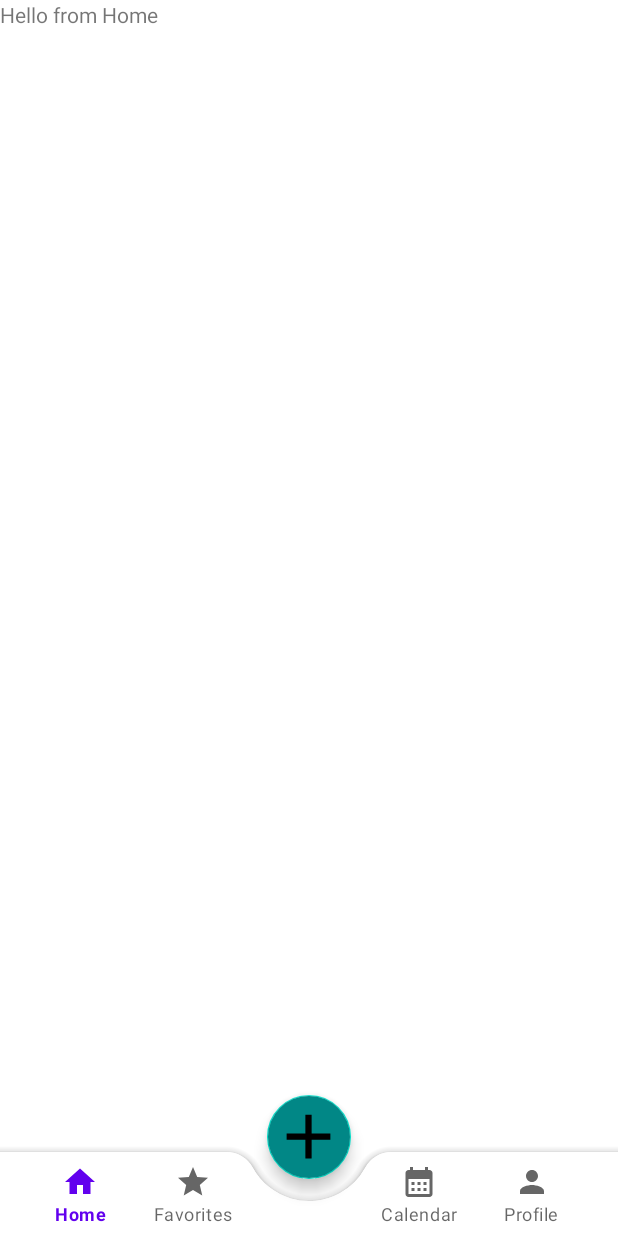
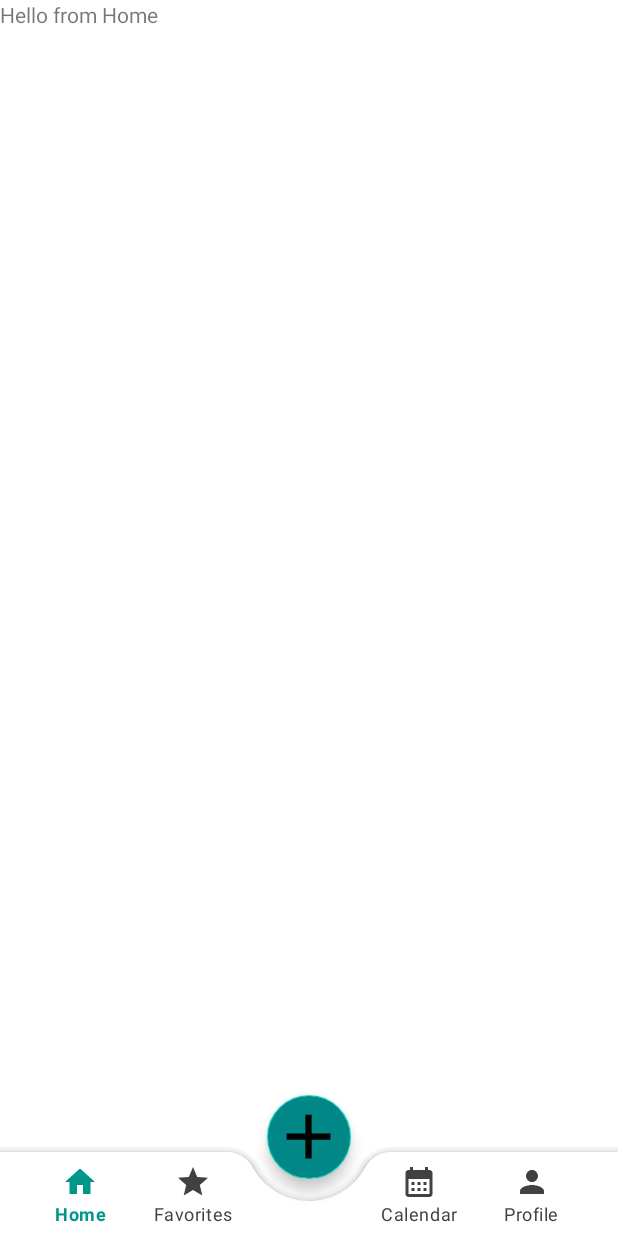
Before and after one commit to priyalpat721/T-rexercize, an Android app: the screen it shows after launch (HomeActivity), on a phone screen of 412 x 824 dp. Run offline under Robolectric (Android 15) with nearby library versions, the phone set to English and light mode, and no system bars.

Commit message:
made the highlights customizable

```diff
--- /dev/null
+++ b/app/src/main/res/drawable/bottom_nav_icons_selector.xml
@@ -0,0 +1,5 @@
+<?xml version="1.0" encoding="utf-8"?>
+<selector xmlns:android="http://schemas.android.com/apk/res/android">
+    <item android:state_checked="true" android:color="#009688"/>
+    <item android:color="@color/gray"/>
+</selector>
--- a/app/src/main/res/layout/activity_home.xml
+++ b/app/src/main/res/layout/activity_home.xml
@@ -42,7 +42,9 @@
             app:labelVisibilityMode="labeled"
             app:menu="@menu/navigation_bar_menu"
             android:layout_marginEnd="20dp"
-            android:background="@android:color/transparent"/>
+            android:background="@android:color/transparent"
+            app:itemIconTint="@drawable/bottom_nav_icons_selector"
+            app:itemTextColor="@drawable/bottom_nav_icons_selector"/>
 
     </com.google.android.material.bottomappbar.BottomAppBar>
 
--- a/app/src/main/res/menu/navigation_bar_menu.xml
+++ b/app/src/main/res/menu/navigation_bar_menu.xml
@@ -1,6 +1,6 @@
 <?xml version="1.0" encoding="utf-8"?>
-<menu xmlns:android="http://schemas.android.com/apk/res/android"
-    xmlns:app="http://schemas.android.com/apk/res-auto">
+<menu xmlns:android="http://schemas.android.com/apk/res/android">
+
     <item
         android:id="@+id/homeScreenFragment"
         android:icon="@drawable/ic_home"
--- a/app/src/main/res/navigation/exercise_navigation_graph.xml
+++ b/app/src/main/res/navigation/exercise_navigation_graph.xml
@@ -41,7 +41,8 @@
     <fragment
         android:id="@+id/calendarFragment"
         android:name="edu.neu.madcourse.trexercize.ui.fragments.CalendarFragment"
-        android:label="CalendarFragment"/>
+        android:label="CalendarFragment">
+    </fragment>
     <fragment
         android:id="@+id/exerciseFragment"
         android:name="edu.neu.madcourse.trexercize.ui.fragments.ExerciseFragment"
@@ -74,4 +75,5 @@
         app:exitAnim="@android:anim/slide_in_left"
         app:popEnterAnim="@android:anim/slide_in_left"
         app:popExitAnim="@android:anim/slide_out_right"/>
+    <fragment android:id="@+id/placeholder" />
 </navigation>
--- a/app/src/main/res/values/colors.xml
+++ b/app/src/main/res/values/colors.xml
@@ -7,4 +7,5 @@
     <color name="teal_700">#FF018786</color>
     <color name="black">#FF000000</color>
     <color name="white">#FFFFFFFF</color>
+    <color name="gray">#414141</color>
 </resources>
```
Also changed, not shown: app/src/main/java/edu/neu/madcourse/trexercize/HomeActivity.kt (+5 -2 lines).
